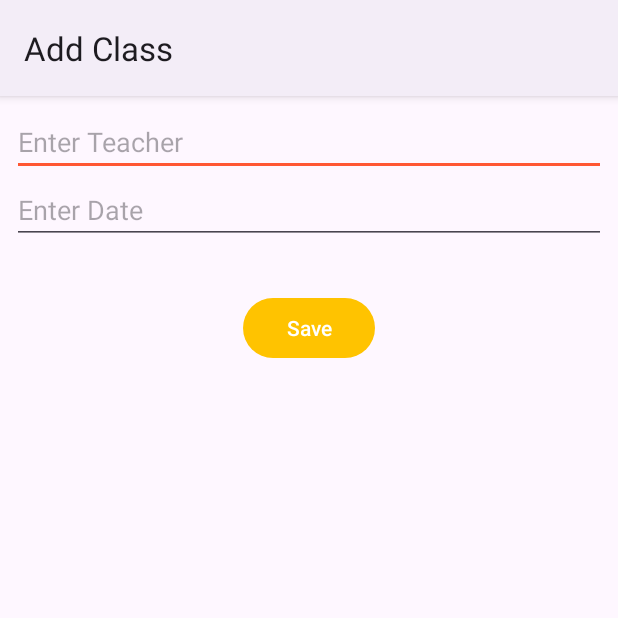
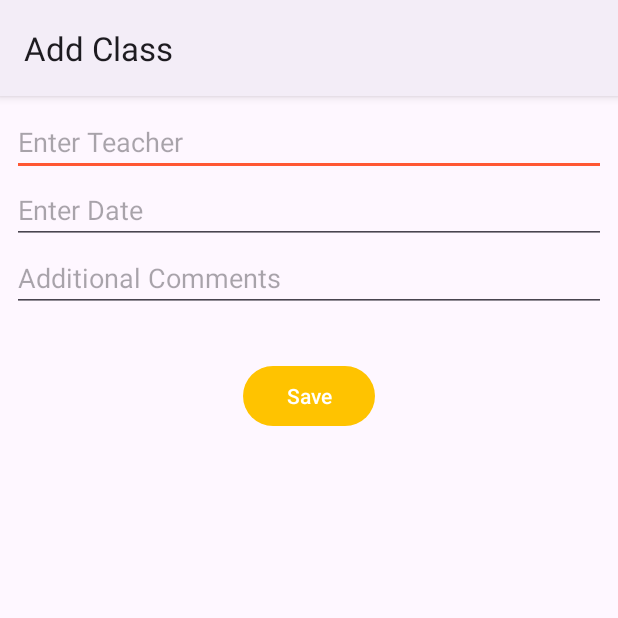
Before and after one commit to zancheema/COMP1424-coursework, an Android app: the AddClassActivity screen opened directly, with no data from a screen before it, on a phone screen of 412 x 824 dp, the top half of it. Run offline under Robolectric (Android 15) with nearby library versions, the phone set to English and light mode, and no system bars; 1 statement that could not run was skipped.

Commit message:
added comments to class and fixed optional description hints in layout

```diff
--- a/UniversalYogaAdmin-Native/app/src/main/java/com/example/gittest/AddClassActivity.java
+++ b/UniversalYogaAdmin-Native/app/src/main/java/com/example/gittest/AddClassActivity.java
@@ -31,6 +31,7 @@ public class AddClassActivity extends AppCompatActivity {
     private DBHelper db;
     private EditText etTeacher;
     private EditText etDate;
+    private EditText etComments;
     private Button btnSave;
     private Handler mainHandler = new Handler(Looper.getMainLooper());
 
@@ -53,6 +54,7 @@ public class AddClassActivity extends AppCompatActivity {
 
         etTeacher = findViewById(R.id.etTeacher);
         etDate = findViewById(R.id.etDate);
+        etComments = findViewById(R.id.etComments);
         btnSave = findViewById(R.id.btnSave);
 
         etDate.setOnClickListener(this::selectDate);
@@ -66,8 +68,9 @@ public class AddClassActivity extends AppCompatActivity {
             Toast.makeText(this, "No field must be empty.", Toast.LENGTH_SHORT).show();
             return;
         }
+        String comments = etComments.getText().toString().trim();
         new Thread(() -> {
-            boolean success = db.insertClassData(new ClassData(0L, teacher, date, courseId));
+            boolean success = db.insertClassData(new ClassData(0L, teacher, date, comments, courseId));
             mainHandler.post(() -> {
                 if (success) {
                     Toast.makeText(AddClassActivity.this, "Class created successfully.", Toast.LENGTH_SHORT).show();
--- a/UniversalYogaAdmin-Native/app/src/main/java/com/example/gittest/ClassListAdapter.java
+++ b/UniversalYogaAdmin-Native/app/src/main/java/com/example/gittest/ClassListAdapter.java
@@ -39,17 +39,20 @@ public class ClassListAdapter extends RecyclerView.Adapter<ClassListAdapter.View
     public static class ViewHolder extends RecyclerView.ViewHolder {
         private final TextView tvTeacher;
         private final TextView tvDate;
+        private final TextView tvComments;
 
         public ViewHolder(@NonNull View itemView) {
             super(itemView);
 
             tvTeacher = itemView.findViewById(R.id.tvTeacher);
             tvDate = itemView.findViewById(R.id.tvDate);
+            tvComments = itemView.findViewById(R.id.tvComments);
         }
 
         public void bind(ClassData data) {
             tvTeacher.setText("Teacher: " + data.getTeacher());
             tvDate.setText("Date: " + data.getDate());
+            tvComments.setText("Additional Comments: " + data.getComments());
         }
     }
 }
--- a/UniversalYogaAdmin-Native/app/src/main/java/com/example/gittest/db/ClassContract.java
+++ b/UniversalYogaAdmin-Native/app/src/main/java/com/example/gittest/db/ClassContract.java
@@ -8,6 +8,7 @@ public class ClassContract {
         public static final String _ID = "id";
         public static final String COLUMN_NAME_TEACHER = "teacher";
         public static final String COLUMN_NAME_DATE = "date";
+        public static final String COLUMN_NAME_COMMENTS = "comments";
         public static final String COLUMN_NAME_COURSE_ID = "course_id";
     }
 
@@ -15,6 +16,7 @@ public class ClassContract {
             ClassEntry._ID + " INTEGER PRIMARY KEY AUTOINCREMENT, " +
             ClassEntry.COLUMN_NAME_TEACHER + " TEXT, " +
             ClassEntry.COLUMN_NAME_DATE + " TEXT, " +
+            ClassEntry.COLUMN_NAME_COMMENTS + " TEXT, " +
             ClassEntry.COLUMN_NAME_COURSE_ID + " INTEGER, " +
             "FOREIGN KEY(" + ClassEntry.COLUMN_NAME_COURSE_ID + ") " +
             "REFERENCES " + CourseEntry.TABLE_NAME + "(" + CourseEntry._ID + ") " +
--- a/UniversalYogaAdmin-Native/app/src/main/java/com/example/gittest/db/DBHelper.java
+++ b/UniversalYogaAdmin-Native/app/src/main/java/com/example/gittest/db/DBHelper.java
@@ -78,6 +78,7 @@ public class DBHelper extends SQLiteOpenHelper {
         ContentValues contentValues = new ContentValues();
         contentValues.put(ClassEntry.COLUMN_NAME_TEACHER, data.getTeacher());
         contentValues.put(ClassEntry.COLUMN_NAME_DATE, data.getDate());
+        contentValues.put(ClassEntry.COLUMN_NAME_COMMENTS, data.getComments());
         contentValues.put(ClassEntry.COLUMN_NAME_COURSE_ID, data.getCourseId());
         long result = db.insert(ClassEntry.TABLE_NAME, null, contentValues);
         db.close();
@@ -183,6 +184,7 @@ public class DBHelper extends SQLiteOpenHelper {
                     cursor.getLong(cursor.getColumnIndex(ClassEntry._ID)),
                     cursor.getString(cursor.getColumnIndex(ClassEntry.COLUMN_NAME_TEACHER)),
                     cursor.getString(cursor.getColumnIndex(ClassEntry.COLUMN_NAME_DATE)),
+                    cursor.getString(cursor.getColumnIndexOrThrow(ClassEntry.COLUMN_NAME_COMMENTS)),
                     cursor.getLong(cursor.getColumnIndex(ClassEntry.COLUMN_NAME_COURSE_ID))
             );
             classDataList.add(data);
--- a/UniversalYogaAdmin-Native/app/src/main/res/layout/activity_add_class.xml
+++ b/UniversalYogaAdmin-Native/app/src/main/res/layout/activity_add_class.xml
@@ -24,6 +24,13 @@
         android:hint="Enter Date"
         android:inputType="date" />
 
+    <EditText
+        android:id="@+id/etComments"
+        android:layout_width="match_parent"
+        android:layout_height="wrap_content"
+        android:hint="Additional Comments"
+        android:inputType="text" />
+
     <Button
         android:id="@+id/btnSave"
         android:layout_width="wrap_content"
--- a/UniversalYogaAdmin-Native/app/src/main/res/layout/item_class.xml
+++ b/UniversalYogaAdmin-Native/app/src/main/res/layout/item_class.xml
@@ -21,5 +21,11 @@
             android:layout_width="match_parent"
             android:layout_height="wrap_content"
             android:layout_marginTop="8dp" />
+
+        <TextView
+            android:id="@+id/tvComments"
+            android:layout_width="match_parent"
+            android:layout_height="wrap_content"
+            android:layout_marginTop="8dp" />
     </androidx.appcompat.widget.LinearLayoutCompat>
 </androidx.cardview.widget.CardView>
```
Also changed, not shown: UniversalYogaAdmin-Native/app/src/main/java/com/example/gittest/ClassData.java (+12 -1 lines), UniversalYogaAdmin-Native/app/src/main/res/layout/activity_add_course.xml (+1 -8 lines), UniversalYogaAdmin-Native/app/src/main/res/layout/activity_update_details.xml (+1 -12 lines).
